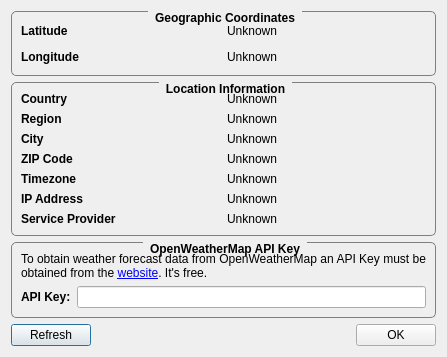
Above: ConfigurationDialog.ui from FelixdelasPozas/TrayWeather before the change. Below: the same form after it.
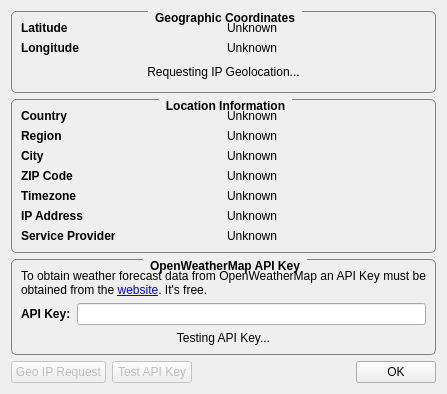
That is the form after the change. Icons and pictures are not drawn.

Commit message: Finished configuration dialog. Started tray icon application. Added some icons for the tray menu.

```diff
--- a/ConfigurationDialog.ui
+++ b/ConfigurationDialog.ui
@@ -7,19 +7,19 @@
     <x>0</x>
     <y>0</y>
     <width>447</width>
-    <height>357</height>
+    <height>394</height>
    </rect>
   </property>
   <property name="minimumSize">
    <size>
     <width>447</width>
-    <height>357</height>
+    <height>394</height>
    </size>
   </property>
   <property name="maximumSize">
    <size>
     <width>447</width>
-    <height>357</height>
+    <height>394</height>
    </size>
   </property>
   <property name="windowTitle">
@@ -102,6 +102,16 @@
         </item>
        </layout>
       </item>
+      <item>
+       <widget class="QLabel" name="m_geoipLabel">
+        <property name="text">
+         <string>Requesting IP Geolocation...</string>
+        </property>
+        <property name="alignment">
+         <set>Qt::AlignCenter</set>
+        </property>
+       </widget>
+      </item>
      </layout>
     </widget>
    </item>
@@ -342,6 +352,16 @@
         </item>
        </layout>
       </item>
+      <item>
+       <widget class="QLabel" name="m_testLabel">
+        <property name="text">
+         <string>Testing API Key...</string>
+        </property>
+        <property name="alignment">
+         <set>Qt::AlignCenter</set>
+        </property>
+       </widget>
+      </item>
      </layout>
     </widget>
    </item>
@@ -352,8 +372,21 @@
      </property>
      <item>
       <widget class="QPushButton" name="m_request">
+       <property name="enabled">
+        <bool>false</bool>
+       </property>
        <property name="text">
-        <string>Refresh</string>
+        <string>Geo IP Request</string>
+       </property>
+      </widget>
+     </item>
+     <item>
+      <widget class="QPushButton" name="m_apiTest">
+       <property name="enabled">
+        <bool>false</bool>
+       </property>
+       <property name="text">
+        <string>Test API Key</string>
        </property>
       </widget>
      </item>
```
The commit also changes 9 other files.
